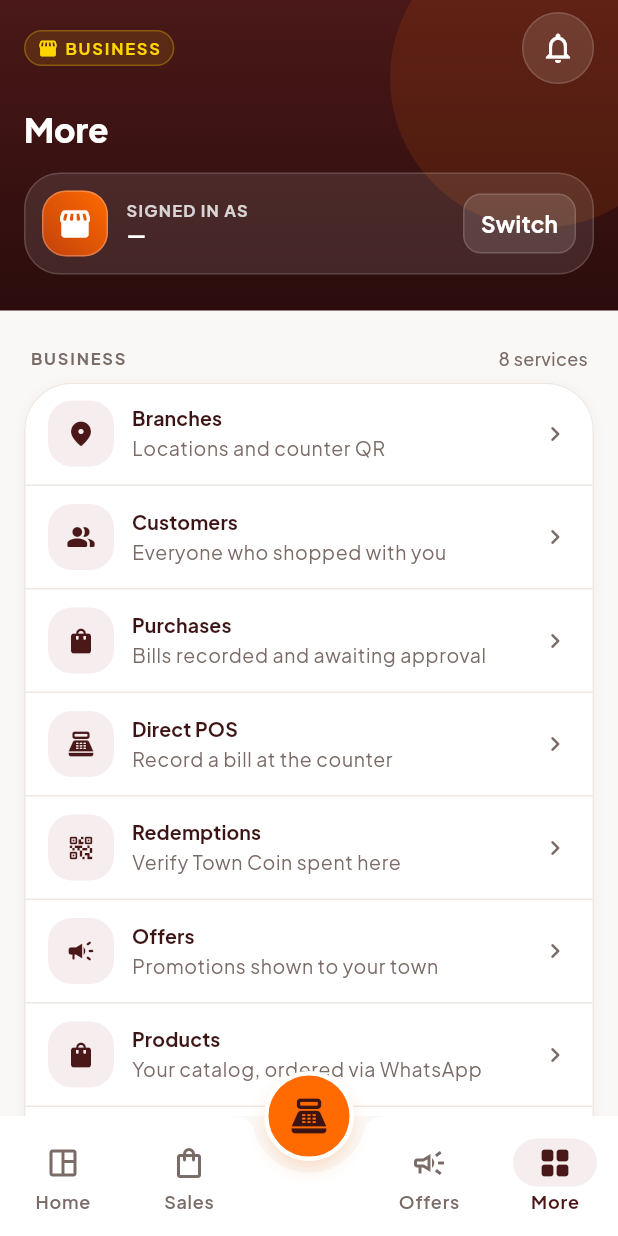
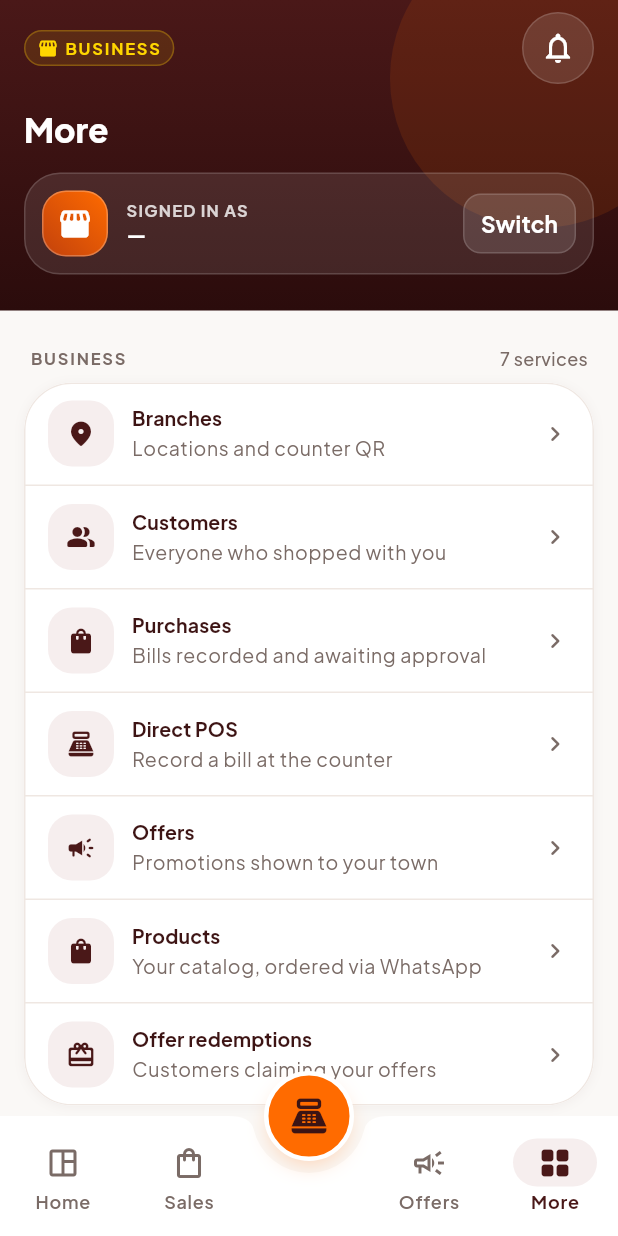
Before and after one commit to omnificcodes/town-shoppy-customer, a Flutter app: the BusinessDashboardScreen screen opened by its route, after a tap on the "menu" icon, on a phone screen of 412 x 824 dp. Run offline on Flutter 3.47's test engine with Material 3 defaults, Android fonts, the phone set to English and light mode, and no system bars; our stand-ins replace dio, firebase_core, firebase_messaging, flutter_map, flutter_riverpod, flutter_secure_storage and 8 more; missing offline and left inert: mobile_scanner, razorpay_flutter; accounts and stored records are empty; network calls fail.

Commit message:
Make Purchases the one queue in Business mode
Business mode offered two queues for the same bill: Purchases, and
Redemptions "awaiting verification". Every coin redemption now rides on
a purchase -- pay-with-coins goes through the counter QR, and Direct POS
debits in the same call -- and approving a purchase settles its linked
redemption in that same request (PurchaseController::approve()). So a
coin bill sat in both queues while the merchant only ever needed to act
once, and Recent activity listed it twice.

Removed the Redemptions menu entry, the "Awaiting verification"
dashboard tile, staff's "Verify redemptions" shortcut and the redemption
rows in Recent activity, along with the dashboard provider that fed
them. The package upsell's "Verify Town Coin redemptions" now reads
"Accept Town Coin at your counter".

The redemption screens themselves stay, reachable from a customer's
redemption history as a manual fallback for a bill whose coins could
not settle on approval. No backend change. Offer redemptions, a
different thing, is untouched.

Co-Authored-By: Claude Opus 5.5 <noreply@anthropic.com>

```diff
--- a/lib/features/business/application/business_context.dart
+++ b/lib/features/business/application/business_context.dart
@@ -1,11 +1,9 @@
 import 'package:flutter_riverpod/flutter_riverpod.dart';
 
 import '../../../core/errors/app_exception.dart';
-import '../../../core/networking/offset_page.dart';
 import '../../auth/application/auth_controller.dart';
 import '../../auth/application/auth_state.dart';
 import '../../purchases/data/models/purchase.dart';
-import '../../redemptions/data/models/redemption.dart';
 import '../data/business_activity_repository.dart';
 import '../data/business_merchant_repository.dart';
 import '../data/models/business_merchant.dart';
@@ -83,8 +81,3 @@ final dashboardPendingPurchasesCountProvider = FutureProvider<int>((ref) async {
   ref.watch(sessionEpochProvider);
   return (await ref.watch(businessActivityRepositoryProvider).purchases(perPage: 1, status: 'pending')).total;
 });
-
-final dashboardAwaitingRedemptionsProvider = FutureProvider<OffsetPage<Redemption>>((ref) {
-  ref.watch(sessionEpochProvider);
-  return ref.watch(businessActivityRepositoryProvider).redemptions(perPage: 5, status: 'initiated');
-});
--- a/lib/features/business/application/business_redemptions_controller.dart
+++ b/lib/features/business/application/business_redemptions_controller.dart
@@ -174,9 +174,7 @@ class BusinessRedemptionsController extends AsyncNotifier<BusinessRedemptionsSta
         ].whereType<Redemption>().toList(),
       ));
     }
-    ref
-      ..invalidate(dashboardAwaitingRedemptionsProvider)
-      ..invalidate(businessRedemptionProvider(updated.id));
+    ref.invalidate(businessRedemptionProvider(updated.id));
     return updated;
   }
 
--- a/lib/features/business/application/direct_pos_controller.dart
+++ b/lib/features/business/application/direct_pos_controller.dart
@@ -243,7 +243,6 @@ class DirectPosController extends Notifier<DirectPosState> {
       ref
         ..invalidate(businessPurchasesControllerProvider)
         ..invalidate(dashboardRecentPurchasesProvider)
-        ..invalidate(dashboardAwaitingRedemptionsProvider)
         ..invalidate(unreadNotificationCountProvider);
     } on UnknownAppException catch (e) {
       // 402 arrives as UnknownAppException(statusCode: 402); the reason is
--- a/lib/features/business/presentation/business_dashboard_screen.dart
+++ b/lib/features/business/presentation/business_dashboard_screen.dart
@@ -19,7 +19,6 @@ import '../../merchants/presentation/category_visual.dart';
 import '../../merchants/presentation/merchant_logo.dart';
 import '../../notifications/application/unread_count_provider.dart';
 import '../../purchases/presentation/purchase_status.dart';
-import '../../redemptions/presentation/redemption_status.dart';
 import '../application/business_context.dart';
 import '../data/models/business_merchant.dart';
 import '../data/models/purchase_stats.dart';
@@ -53,7 +52,6 @@ class _BusinessDashboardScreenState extends ConsumerState<BusinessDashboardScree
       ..invalidate(myMerchantProvider)
       ..invalidate(merchantEntitlementProvider)
       ..invalidate(dashboardPendingPurchasesCountProvider)
-      ..invalidate(dashboardAwaitingRedemptionsProvider)
       ..invalidate(dashboardRecentPurchasesProvider)
       ..invalidate(unreadNotificationCountProvider)
       ..invalidate(mySubscriptionProvider)
@@ -557,12 +555,10 @@ class _KpiGrid extends ConsumerWidget {
   @override
   Widget build(BuildContext context, WidgetRef ref) {
     final pendingPurchases = ref.watch(dashboardPendingPurchasesCountProvider);
-    final awaiting = ref.watch(dashboardAwaitingRedemptionsProvider);
     final unread = ref.watch(unreadNotificationCountProvider);
     final subscription = ref.watch(mySubscriptionProvider);
 
     final pendingCount = pendingPurchases.value ?? 0;
-    final awaitingCount = awaiting.value?.total ?? 0;
     final unreadCount = unread.value ?? 0;
 
     final tiles = <Widget>[
@@ -580,20 +576,9 @@ class _KpiGrid extends ConsumerWidget {
             : 'purchases need your approval',
         onTap: () => context.go(BusinessRoutes.purchases),
       ),
-      _KpiTile(
-        title: 'Awaiting verification',
-        value: awaiting.hasError ? '—' : '$awaitingCount',
-        isLoading: awaiting.isLoading,
-        icon: Icons.qr_code_2_rounded,
-        color: AppColors.success,
-        background: AppColors.successBg,
-        description: awaiting.hasError
-            ? 'Could not load'
-            : awaitingCount == 1
-            ? 'redemption needs your attention'
-            : 'redemptions need your attention',
-        onTap: () => context.push(BusinessRoutes.redemptions),
-      ),
+      // No separate "awaiting verification" count: a coin bill's redemption
+      // is settled by approving its purchase, so it is already counted in
+      // Pending purchases above.
       _KpiTile(
         title: 'Notifications',
         value: '$unreadCount',
@@ -915,14 +900,6 @@ class _QuickActions extends StatelessWidget {
           color: AppColors.info,
           locked: locked,
           onTap: () => context.push(BusinessRoutes.prizes),
-        )
-      else
-        _ActionTile(
-          label: 'Verify redemptions',
-          icon: Icons.qr_code_2_rounded,
-          color: AppColors.info,
-          locked: locked,
-          onTap: () => context.push(BusinessRoutes.redemptions),
         ),
       // Staff can see offers but never create them, same split the backend
       // policy enforces.
@@ -1241,11 +1218,13 @@ class _RecentActivity extends ConsumerWidget {
 
   @override
   Widget build(BuildContext context, WidgetRef ref) {
+    // Purchases only. A coin bill used to appear twice here -- once as its
+    // purchase and once as the redemption riding on it -- for what is one
+    // thing the merchant approves once.
     final purchases = ref.watch(dashboardRecentPurchasesProvider);
-    final redemptions = ref.watch(dashboardAwaitingRedemptionsProvider);
 
     final Widget body;
-    if (purchases.isLoading || redemptions.isLoading) {
+    if (purchases.isLoading) {
       body = const Column(
         children: [
           LoadingSkeletonCard(),
@@ -1253,14 +1232,12 @@ class _RecentActivity extends ConsumerWidget {
           LoadingSkeletonCard(),
         ],
       );
-    } else if (purchases.hasError && redemptions.hasError) {
+    } else if (purchases.hasError) {
       final error = purchases.error;
       body = ErrorState(
         compact: true,
         error: error is AppException ? error : const UnknownAppException(),
-        onRetry: () => ref
-          ..invalidate(dashboardRecentPurchasesProvider)
-          ..invalidate(dashboardAwaitingRedemptionsProvider),
+        onRetry: () => ref.invalidate(dashboardRecentPurchasesProvider),
       );
     } else {
       final entries = <_ActivityEntry>[
@@ -1272,15 +1249,6 @@ class _RecentActivity extends ConsumerWidget {
             createdAt: p.createdAt,
             badge: StatusBadge(label: purchaseStatusLabel(p.status), tone: purchaseStatusTone(p.status)),
             path: '${BusinessRoutes.purchases}/${p.id}',
-          ),
-        for (final r in redemptions.value?.items ?? const [])
-          _ActivityEntry(
-            icon: Icons.qr_code_2_rounded,
-            color: AppColors.success,
-            title: 'Redemption ₹${r.billAmount.toStringAsFixed(2)}',
-            createdAt: r.createdAt,
-            badge: StatusBadge(label: redemptionStatusLabel(r.status), tone: redemptionStatusTone(r.status)),
-            path: '${BusinessRoutes.redemptions}/${r.id}',
           ),
       ]..sort((a, b) => (b.createdAt ?? DateTime(0)).compareTo(a.createdAt ?? DateTime(0)));
 
--- a/lib/features/business/presentation/business_routes.dart
+++ b/lib/features/business/presentation/business_routes.dart
@@ -71,7 +71,10 @@ class BusinessDestination {
     BusinessDestination(label: 'Customers', icon: Icons.people_alt_rounded, path: BusinessRoutes.customers, group: 'Business', subtitle: 'Everyone who shopped with you', gated: true),
     BusinessDestination(label: 'Purchases', icon: Icons.shopping_bag_rounded, path: BusinessRoutes.purchases, group: 'Business', subtitle: 'Bills recorded and awaiting approval', gated: true),
     BusinessDestination(label: 'Direct POS', icon: Icons.point_of_sale_rounded, path: BusinessRoutes.counter, group: 'Business', subtitle: 'Record a bill at the counter', gated: true),
-    BusinessDestination(label: 'Redemptions', icon: Icons.qr_code_2_rounded, path: BusinessRoutes.redemptions, group: 'Business', subtitle: 'Verify Town Coin spent here', gated: true),
+    // No "Redemptions" entry: a coin redemption always rides on a purchase
+    // now, and approving the purchase settles it in the same call
+    // (PurchaseController::approve()), so Purchases is the one queue. The
+    // route stays for the history links on a customer's page.
     BusinessDestination(label: 'Offers', icon: Icons.campaign_rounded, path: BusinessRoutes.offers, group: 'Business', subtitle: 'Promotions shown to your town', gated: true),
     BusinessDestination(label: 'Products', icon: Icons.shopping_bag_rounded, path: BusinessRoutes.products, group: 'Business', subtitle: 'Your catalog, ordered via WhatsApp', gated: true),
     BusinessDestination(label: 'Offer redemptions', icon: Icons.redeem_rounded, path: BusinessRoutes.offerRedemptions, group: 'Business', subtitle: 'Customers claiming your offers', gated: true),
--- a/lib/features/business/presentation/package_gate.dart
+++ b/lib/features/business/presentation/package_gate.dart
@@ -49,7 +49,7 @@ class PackageGateScreen extends ConsumerWidget {
     'Publish offers to your town',
     'Manage branches and counter QR',
     'See your customer directory',
-    'Verify Town Coin redemptions',
+    'Accept Town Coin at your counter',
   ];
 
   @override
```
Also changed, not shown: 2 other files.
